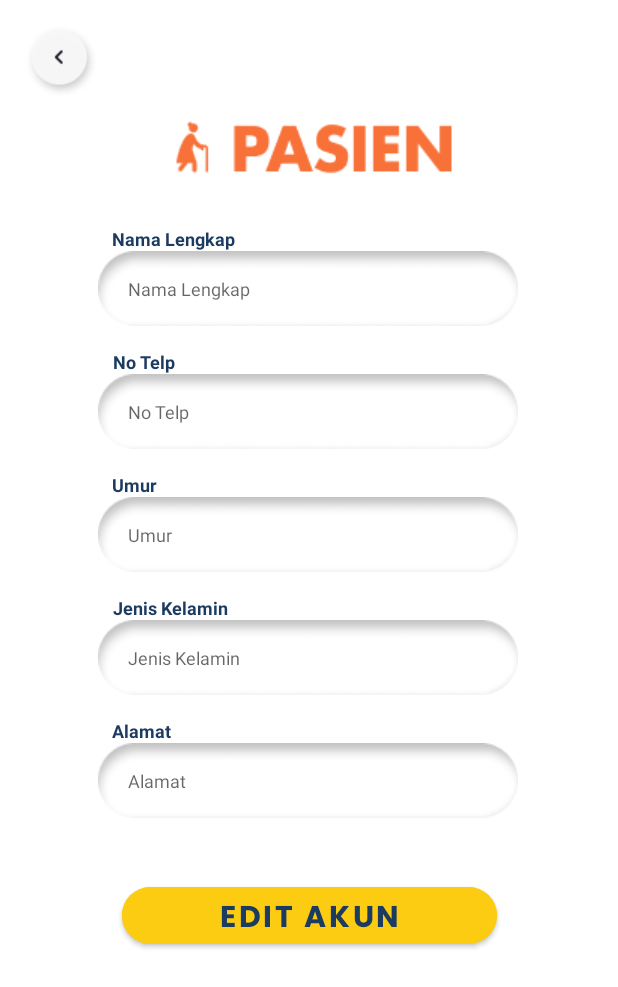
After one commit to MRafliS71/Kelompok-3_Mobile-Application-New-, an Android app: the EditAkunPasienActivity screen opened directly, with no data from a screen before it, on a phone screen of 412 x 824 dp. The commit adds this screen. Shown: the top 987 px of the screen. Run offline under Robolectric (Android 15) with nearby library versions, the phone set to English and light mode, and no system bars.

Commit message:
Amim 1.10
Menambahkan Edit Akun Pasien Page agar Kerabat dapat mengedit akun pasien melalu akunnya sendiri (Kerabat App)

```diff
--- /dev/null
+++ b/KerabatApplication/app/src/main/java/com/kelompok3/fallhuge/EditAkunPasienActivity.java
@@ -0,0 +1,43 @@
+package com.kelompok3.fallhuge;
+
+import androidx.appcompat.app.AppCompatActivity;
+
+import android.content.Intent;
+import android.os.Bundle;
+import android.view.View;
+import android.widget.Button;
+import android.widget.ImageButton;
+import android.widget.Toast;
+
+public class EditAkunPasienActivity extends AppCompatActivity {
+
+    private Button doneButton;
+    private ImageButton backButton;
+
+    @Override
+    protected void onCreate(Bundle savedInstanceState) {
+        super.onCreate(savedInstanceState);
+        setContentView(R.layout.activity_edit_akun_pasien);
+        getSupportActionBar().hide();
+
+        doneButton = findViewById(R.id.done_Button);
+        doneButton.setOnClickListener(new View.OnClickListener() {
+            @Override
+            public void onClick(View view) {
+                Intent myIntent = new Intent(EditAkunPasienActivity.this, ProfilePatientPageActivity.class);
+                EditAkunPasienActivity.this.startActivity(myIntent);
+                Toast.makeText(getApplicationContext(), "Ceritanya akun berhasil di edit", Toast.LENGTH_SHORT).show();
+            }
+        });
+
+        backButton = findViewById(R.id.backButtonEditAkunPasien);
+        backButton.setOnClickListener(new View.OnClickListener() {
+            @Override
+            public void onClick(View view) {
+                onBackPressed();
+//                Intent myIntent = new Intent(EditAccountPatientActivity.this, AccountPatientPageActivity.class);
+//                EditAccountPatientActivity.this.startActivity(myIntent);
+            }
+        });
+    }
+}
--- a/KerabatApplication/app/src/main/java/com/kelompok3/fallhuge/ProfilePatientPageActivity.java
+++ b/KerabatApplication/app/src/main/java/com/kelompok3/fallhuge/ProfilePatientPageActivity.java
@@ -11,9 +11,6 @@ import android.widget.TextView;
 import androidx.appcompat.app.AppCompatActivity;
 
 public class ProfilePatientPageActivity extends AppCompatActivity {
-
-        private ImageButton backButton;
-        private Button medicalButton;
 
         TextView nameAccountPasien;
         ImageView ppAccountPasien;
@@ -33,8 +30,9 @@ public class ProfilePatientPageActivity extends AppCompatActivity {
             nameAccountPasien.setText(namePasien);
             ppAccountPasien.setImageResource(ppPasien);
 
-            backButton = findViewById(R.id.back_buttonProfile);
-            medicalButton = findViewById(R.id.medical_Button);
+            ImageButton backButton = findViewById(R.id.back_buttonProfile);
+            Button medicalButton = findViewById(R.id.medical_Button);
+            Button editButton = findViewById(R.id.edit_Button);
 
             backButton.setOnClickListener(new View.OnClickListener() {
                 @Override
@@ -51,5 +49,12 @@ public class ProfilePatientPageActivity extends AppCompatActivity {
                     ProfilePatientPageActivity.this.startActivity(myIntent);
                 }
             });
+            editButton.setOnClickListener(new View.OnClickListener() {
+                @Override
+                public void onClick(View view) {
+                    Intent myIntent = new Intent(ProfilePatientPageActivity.this, EditAkunPasienActivity.class);
+                    ProfilePatientPageActivity.this.startActivity(myIntent);
+                }
+            });
     }
 }
--- /dev/null
+++ b/KerabatApplication/app/src/main/res/layout/activity_edit_akun_pasien.xml
@@ -0,0 +1,195 @@
+<?xml version="1.0" encoding="utf-8"?>
+<androidx.constraintlayout.widget.ConstraintLayout xmlns:android="http://schemas.android.com/apk/res/android"
+    xmlns:app="http://schemas.android.com/apk/res-auto"
+    xmlns:tools="http://schemas.android.com/tools"
+    android:layout_width="match_parent"
+    android:layout_height="match_parent"
+    tools:context=".EditAkunPasienActivity">
+
+    <ImageButton
+        android:id="@+id/backButtonEditAkunPasien"
+        android:layout_width="50dp"
+        android:layout_height="50dp"
+        android:background="#00FFFFFF"
+        android:scaleType="fitXY"
+        android:src="@drawable/backbutton"
+        app:layout_constraintStart_toStartOf="parent"
+        app:layout_constraintTop_toTopOf="parent"
+        android:layout_marginTop="16dp"
+        android:layout_marginStart="16dp"/>
+
+    <ImageView
+        android:id="@+id/ivPasien"
+        android:layout_width="195dp"
+        android:layout_height="39dp"
+        app:layout_constraintEnd_toEndOf="parent"
+        app:layout_constraintStart_toStartOf="parent"
+        app:layout_constraintTop_toTopOf="parent"
+        android:layout_marginTop="80dp"
+        app:srcCompat="@drawable/pasientitle" />
+
+    <EditText
+        android:id="@+id/editTextTextFirstname"
+        android:layout_width="280dp"
+        android:layout_height="50dp"
+        android:layout_marginTop="48dp"
+        android:background="@drawable/form1"
+        android:ems="10"
+        android:hint="Nama Lengkap"
+        android:inputType=""
+        android:paddingLeft="20dp"
+        android:textSize="12sp"
+        app:layout_constraintEnd_toEndOf="parent"
+        app:layout_constraintHorizontal_bias="0.496"
+        app:layout_constraintStart_toStartOf="parent"
+        app:layout_constraintTop_toBottomOf="@+id/ivPasien" />
+
+    <TextView
+        android:id="@+id/textView20"
+        android:layout_width="wrap_content"
+        android:layout_height="wrap_content"
+        android:text="Nama Lengkap"
+        android:textSize="12sp"
+        android:textStyle="bold"
+        android:textColor="#1C3B60"
+        app:layout_constraintBottom_toTopOf="@+id/editTextTextFirstname"
+        app:layout_constraintEnd_toEndOf="parent"
+        app:layout_constraintHorizontal_bias="0.227"
+        app:layout_constraintStart_toStartOf="parent" />
+
+    <EditText
+        android:id="@+id/editTextTextLastname"
+        android:layout_width="280dp"
+        android:layout_height="50dp"
+        android:layout_marginTop="32dp"
+        android:background="@drawable/form1"
+        android:ems="10"
+        android:hint="No Telp"
+        android:inputType="text|phone"
+        android:paddingLeft="20dp"
+        android:textSize="12sp"
+        app:layout_constraintEnd_toEndOf="parent"
+        app:layout_constraintHorizontal_bias="0.495"
+        app:layout_constraintStart_toStartOf="parent"
+        app:layout_constraintTop_toBottomOf="@+id/editTextTextFirstname" />
+
+    <TextView
+        android:id="@+id/textView22"
+        android:layout_width="wrap_content"
+        android:layout_height="wrap_content"
+        android:text="No Telp"
+        android:textColor="#1C3B60"
+        android:textSize="12sp"
+        android:textStyle="bold"
+        app:layout_constraintBottom_toTopOf="@+id/editTextTextLastname"
+        app:layout_constraintEnd_toEndOf="parent"
+        app:layout_constraintHorizontal_bias="0.203"
+        app:layout_constraintStart_toStartOf="parent" />
+
+    <EditText
+        android:id="@+id/editTextUsername"
+        android:layout_width="280dp"
+        android:layout_height="50dp"
+        android:layout_marginTop="32dp"
+        android:background="@drawable/form1"
+        android:ems="10"
+        android:hint="Umur"
+        android:inputType="text|phone"
+        android:paddingLeft="20dp"
+        android:textSize="12sp"
+        app:layout_constraintEnd_toEndOf="parent"
+        app:layout_constraintHorizontal_bias="0.495"
+        app:layout_constraintStart_toStartOf="parent"
+        app:layout_constraintTop_toBottomOf="@+id/editTextTextLastname"
+        app:layout_constraintVertical_bias="0.145" />
+
+    <TextView
+        android:id="@+id/textView25"
+        android:layout_width="wrap_content"
+        android:layout_height="wrap_content"
+        android:text="Umur"
+        android:textColor="#1C3B60"
+        android:textSize="12sp"
+        android:textStyle="bold"
+        app:layout_constraintBottom_toTopOf="@+id/editTextUsername"
+        app:layout_constraintEnd_toEndOf="parent"
+        app:layout_constraintHorizontal_bias="0.196"
+        app:layout_constraintStart_toStartOf="parent" />
+
+    <EditText
+        android:id="@+id/editTextPassword"
+        android:layout_width="280dp"
+        android:layout_height="50dp"
+        android:background="@drawable/form1"
+        android:ems="10"
+        android:hint="Jenis Kelamin"
+        android:inputType=""
+        android:paddingLeft="20dp"
+        android:textSize="12sp"
+        android:layout_marginTop="32dp"
+        app:layout_constraintEnd_toEndOf="parent"
+        app:layout_constraintHorizontal_bias="0.496"
+        app:layout_constraintStart_toStartOf="parent"
+        app:layout_constraintTop_toBottomOf="@+id/editTextUsername"
+        app:layout_constraintVertical_bias="0.113" />
+
+    <TextView
+        android:id="@+id/textView27"
+        android:layout_width="wrap_content"
+        android:layout_height="wrap_content"
+        android:text="Jenis Kelamin"
+        android:textColor="#1C3B60"
+        android:textSize="12sp"
+        android:textStyle="bold"
+        app:layout_constraintBottom_toTopOf="@+id/editTextPassword"
+        app:layout_constraintEnd_toEndOf="parent"
+        app:layout_constraintHorizontal_bias="0.224"
+        app:layout_constraintStart_toStartOf="parent" />
+
+    <EditText
+        android:id="@+id/editTextTextConfirmPass"
+        android:layout_width="280dp"
+        android:layout_height="50dp"
+        android:background="@drawable/form1"
+        android:ellipsize="none"
+        android:ems="10"
+        android:hint="Alamat"
+        android:inputType=""
+        android:paddingLeft="20dp"
+        android:textSize="12sp"
+        android:layout_marginTop="32dp"
+        app:layout_constraintEnd_toEndOf="parent"
+        app:layout_constraintHorizontal_bias="0.496"
+        app:layout_constraintStart_toStartOf="parent"
+        app:layout_constraintTop_toBottomOf="@+id/editTextPassword"
+        app:layout_constraintVertical_bias="0.164" />
+
+    <TextView
+        android:id="@+id/textView28"
+        android:layout_width="wrap_content"
+        android:layout_height="wrap_content"
+        android:text="Alamat"
+        android:textColor="#1C3B60"
+        android:textSize="12sp"
+        android:textStyle="bold"
+        app:layout_constraintBottom_toTopOf="@+id/editTextTextConfirmPass"
+        app:layout_constraintEnd_toEndOf="parent"
+        app:layout_constraintHorizontal_bias="0.201"
+        app:layout_constraintStart_toStartOf="parent" />
+
+    <Button
+        android:id="@+id/done_Button"
+        android:layout_width="250dp"
+        android:layout_height="50dp"
+        android:layout_marginTop="40dp"
+        android:backgroundTint="#FCCC12"
+        android:fontFamily="@font/poppins_bold"
+        android:text="Edit Akun"
+        android:textColor="#1C3B60"
+        android:textSize="20sp"
+        app:cornerRadius="20dp"
+        app:layout_constraintEnd_toEndOf="parent"
+        app:layout_constraintStart_toStartOf="parent"
+        app:layout_constraintTop_toBottomOf="@+id/editTextTextConfirmPass"/>
+
+</androidx.constraintlayout.widget.ConstraintLayout>
```
Also changed, not shown: KerabatApplication/app/src/main/AndroidManifest.xml (+11 -8 lines), KerabatApplication/app/src/main/res/drawable/pasientitle.png (added).
